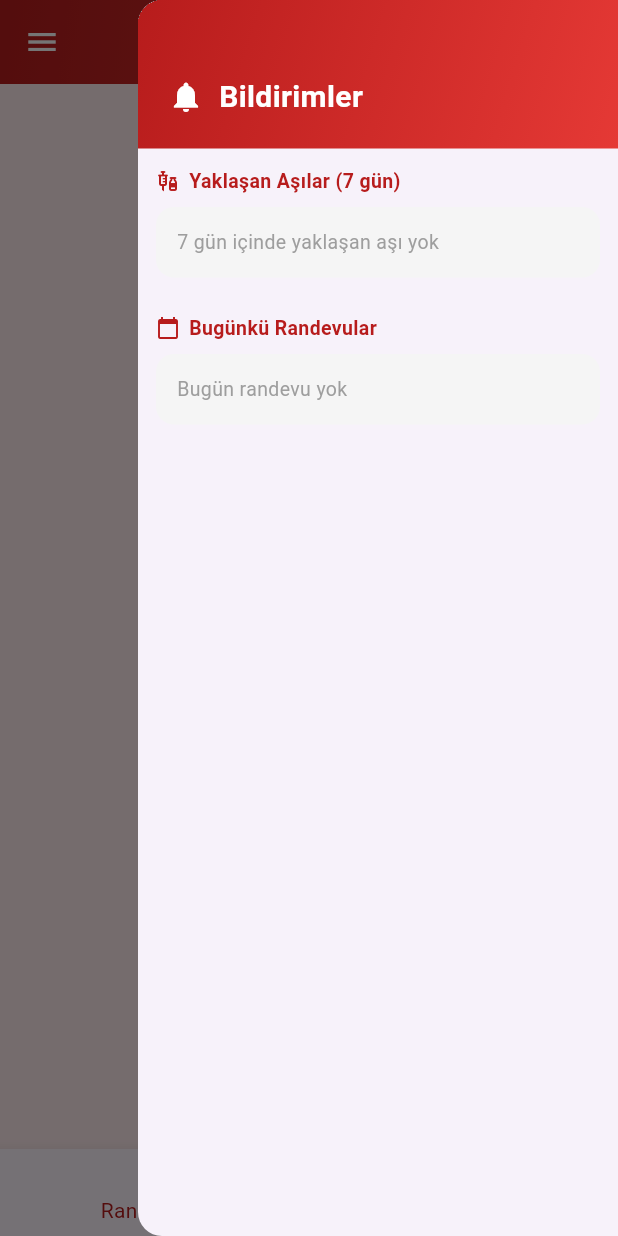
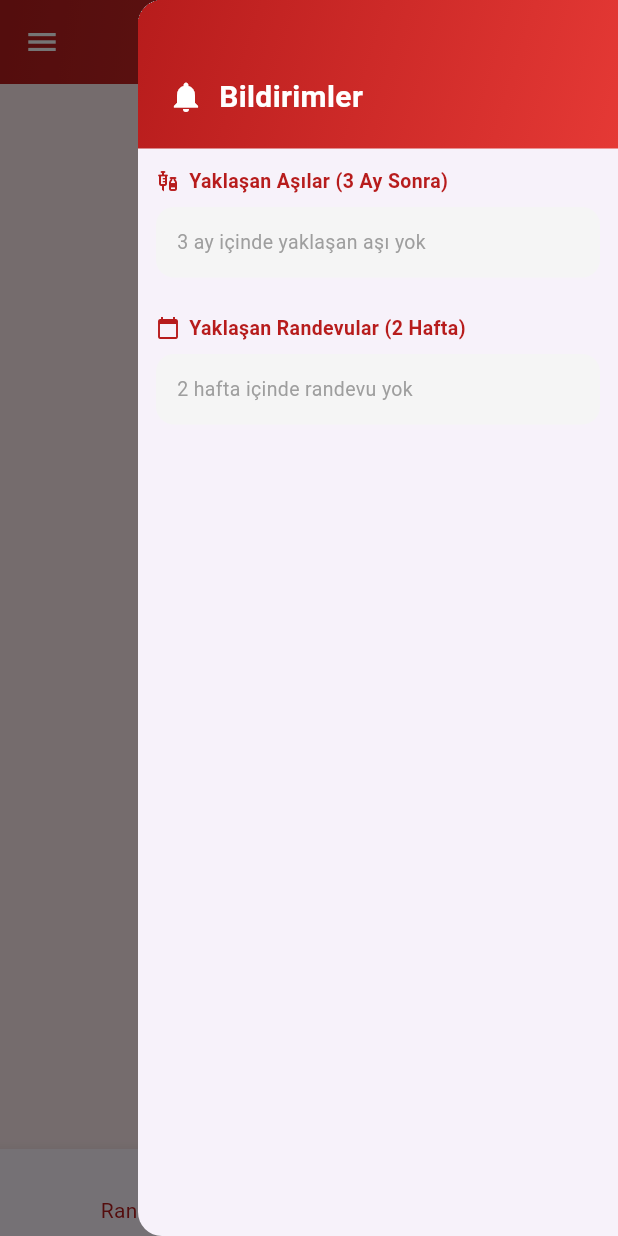
Before and after one commit to Fiikss/veteriner-app, a Flutter app: the AsistanAnaSayfa screen opened directly, after a tap on the "notifications" icon, on a phone screen of 412 x 824 dp. Run offline on Flutter 3.47's test engine with Material 3 defaults, Android fonts, the phone set to English and light mode, and no system bars; our stand-ins replace cloud_firestore, firebase_auth, firebase_core, image_picker, shared_preferences; accounts and stored records are empty.

Commit message:
guncelleme5

```diff
--- a/lib/view/bildirim_paneli.dart
+++ b/lib/view/bildirim_paneli.dart
@@ -11,7 +11,7 @@ class BildirimPaneli extends StatelessWidget {
   Widget build(BuildContext context) {
     final simdi = DateTime.now();
     final bugun = DateTime(simdi.year, simdi.month, simdi.day);
-    final yediGunSonra = bugun.add(const Duration(days: 7));
+    final ucaysonra = bugun.add(const Duration(days: 90));
 
     return Drawer(
       width: 320,
@@ -43,25 +43,25 @@ class BildirimPaneli extends StatelessWidget {
             child: ListView(
               padding: const EdgeInsets.all(12),
               children: [
-                _baslik('Yaklaşan Aşılar (7 gün)', Icons.vaccines),
+                _baslik('Yaklaşan Aşılar (3 Ay Sonra)', Icons.vaccines),
                 const SizedBox(height: 8),
-                _yaklasanAsilarWidget(bugun, yediGunSonra),
+                _yaklasanAsilarWidget(bugun, ucaysonra),
                 const SizedBox(height: 16),
-                _baslik('Bugünkü Randevular', Icons.calendar_today),
+                _baslik('Yaklaşan Randevular (2 Hafta)', Icons.calendar_today),
                 const SizedBox(height: 8),
                 _bugunRandevularWidget(bugun),
 
               ],),),],),);}
 
-  Widget _yaklasanAsilarWidget(DateTime bugun, DateTime yediGunSonra) {
+  Widget _yaklasanAsilarWidget(DateTime bugun, DateTime ucaysonra) {
     if (musteriID == null) {
       return StreamBuilder<QuerySnapshot>(
         stream: FirebaseFirestore.instance
             .collection('Asilar')
             .where('sonrakiAsiTarihi', isGreaterThanOrEqualTo: Timestamp.fromDate(bugun))
-            .where('sonrakiAsiTarihi', isLessThanOrEqualTo: Timestamp.fromDate(yediGunSonra))
+            .where('sonrakiAsiTarihi', isLessThanOrEqualTo: Timestamp.fromDate(ucaysonra))
             .snapshots(),
-        builder: (context, snapshot) => _asilarIcerik(snapshot, bugun, yediGunSonra),
+        builder: (context, snapshot) => _asilarIcerik(snapshot, bugun, ucaysonra),
       );
     }
 
@@ -81,21 +81,21 @@ class BildirimPaneli extends StatelessWidget {
               .collection('Asilar')
               .where('hayvanID', whereIn: hayvanIDs)
               .snapshots(),
-          builder: (context, snapshot) => _asilarIcerik(snapshot, bugun, yediGunSonra),
+          builder: (context, snapshot) => _asilarIcerik(snapshot, bugun, ucaysonra),
         );
       },
     );
   }
 
-  Widget _asilarIcerik(AsyncSnapshot<QuerySnapshot> snapshot, DateTime bugun, DateTime yediGunSonra) {
+  Widget _asilarIcerik(AsyncSnapshot<QuerySnapshot> snapshot, DateTime bugun, DateTime ucaysonra) {
     if (!snapshot.hasData) return const Center(child: CircularProgressIndicator());
     final docs = snapshot.data!.docs.where((d) {
       final data = d.data() as Map<String, dynamic>;
       if (data['asiDurumu'] != 'Bekliyor') return false;
       final tarih = (data['sonrakiAsiTarihi'] as Timestamp).toDate();
-      return !tarih.isBefore(bugun) && !tarih.isAfter(yediGunSonra);
+      return !tarih.isBefore(bugun) && !tarih.isAfter(ucaysonra);
     }).toList();
-    if (docs.isEmpty) return _bosKart('7 gün içinde yaklaşan aşı yok');
+    if (docs.isEmpty) return _bosKart('3 ay içinde yaklaşan aşı yok');
     return Column(
       children: docs.map((doc) {
         final asi = Asi.fromMap(doc.data() as Map<String, dynamic>, doc.id);
@@ -105,16 +105,15 @@ class BildirimPaneli extends StatelessWidget {
           renk: kacGun <= 2 ? Colors.red : Colors.orange,
           baslik: asi.asiAdi,
           altBaslik: asi.hayvanAdi,
-          sag: kacGun == 0 ? 'Bugün' : '$kacGun gün sonra',
+          sag: kacGun == 0 ? 'Bugün' : '${asi.sonrakiAsiTarihi.day}.${asi.sonrakiAsiTarihi.month}.${asi.sonrakiAsiTarihi.year}',
         );
       }).toList(),
     );
   }
 
   Widget _bugunRandevularWidget(DateTime bugun) {
-    final yarin = bugun.add(const Duration(days: 1));
+    final ikiHaftaSonra = bugun.add(const Duration(days: 14));
 
-    // musteriID varsa sadece o müşterinin randevularını çek, tarih filtresi client tarafında
     final stream = musteriID != null
         ? FirebaseFirestore.instance
             .collection('Randevular')
@@ -123,7 +122,7 @@ class BildirimPaneli extends StatelessWidget {
         : FirebaseFirestore.instance
             .collection('Randevular')
             .where('tarih', isGreaterThanOrEqualTo: Timestamp.fromDate(bugun))
-            .where('tarih', isLessThan: Timestamp.fromDate(yarin))
+            .where('tarih', isLessThan: Timestamp.fromDate(ikiHaftaSonra))
             .snapshots();
 
     return StreamBuilder<QuerySnapshot>(
@@ -132,18 +131,20 @@ class BildirimPaneli extends StatelessWidget {
         if (!snapshot.hasData) return const Center(child: CircularProgressIndicator());
         final docs = snapshot.data!.docs.where((d) {
           final tarih = ((d.data() as Map<String, dynamic>)['tarih'] as Timestamp).toDate();
-          return !tarih.isBefore(bugun) && tarih.isBefore(yarin);
+          return !tarih.isBefore(bugun) && tarih.isBefore(ikiHaftaSonra);
         }).toList();
-        if (docs.isEmpty) return _bosKart('Bugün randevu yok');
+        if (docs.isEmpty) return _bosKart('2 hafta içinde randevu yok');
         return Column(
           children: docs.map((doc) {
             final r = Randevu.fromMap(doc.data() as Map<String, dynamic>, doc.id);
+            final kacGun = DateTime(r.tarih.year, r.tarih.month, r.tarih.day).difference(bugun).inDays;
+            final sagYazi = kacGun == 0 ? 'Bugün ${r.saat}' : '${r.tarih.day}.${r.tarih.month}.${r.tarih.year}';
             return _bildirimKarti(
               ikon: Icons.calendar_month,
               renk: const Color(0xFFB71C1C),
               baslik: r.sikayet,
               altBaslik: r.randevu_tur,
-              sag: r.saat,
+              sag: sagYazi,
             );
           }).toList(),
         );
--- a/lib/view/randevu_detay_ekrani.dart
+++ b/lib/view/randevu_detay_ekrani.dart
@@ -41,6 +41,7 @@ class RandevuDetayEkrani extends StatelessWidget {
               const SizedBox(height: 24),
               Row(
                 children: [
+
                   Expanded(
                     child: ElevatedButton.icon(
                       style: ElevatedButton.styleFrom(
@@ -59,6 +60,7 @@ class RandevuDetayEkrani extends StatelessWidget {
                     ),
                   ),
                   const SizedBox(width: 12),
+
                   Expanded(
                     child: ElevatedButton.icon(
                       style: ElevatedButton.styleFrom(
```
Also changed, not shown: lib/view/slot_ekle_ekrani.dart (+3 -4 lines).
